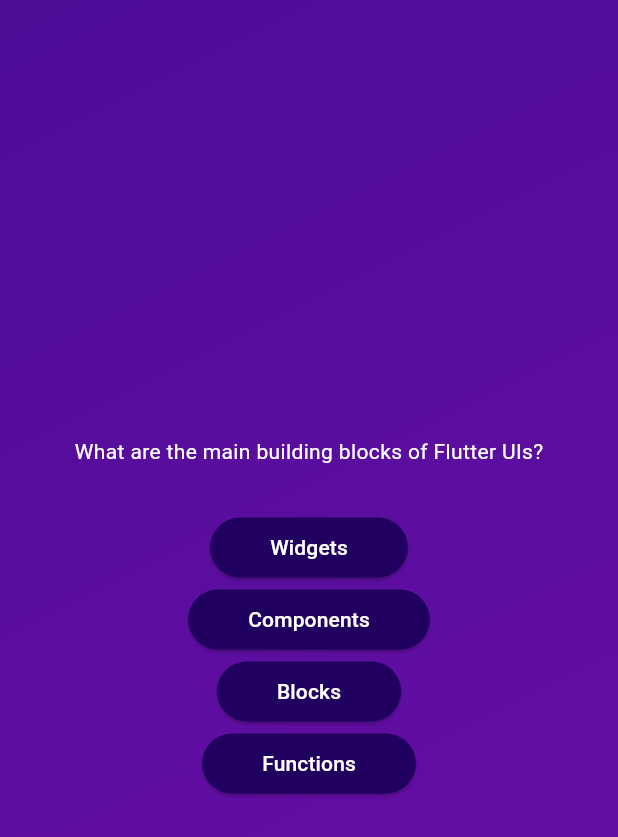
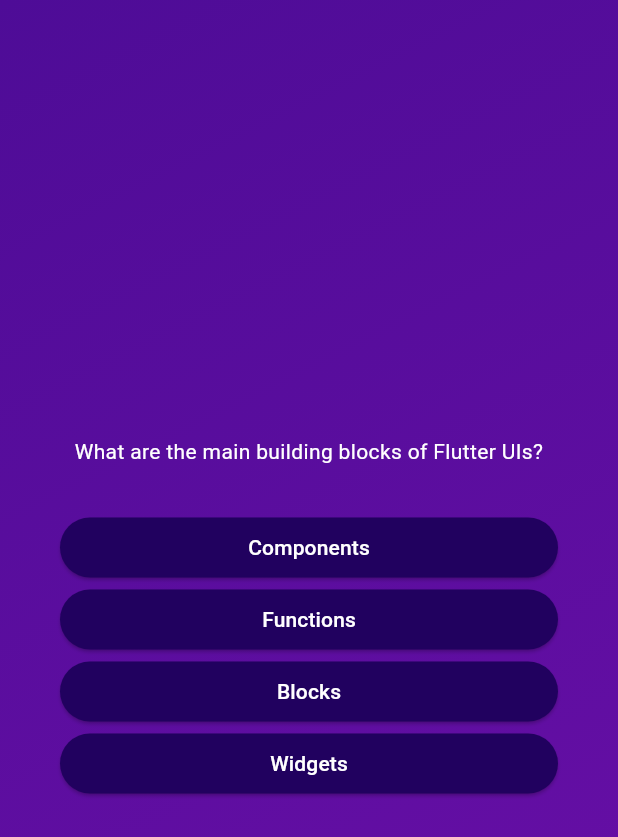
Before and after one commit to kika1s1/Dart, a Flutter app: the screen it shows after launch, after a tap on "Start Quiz", on a phone screen of 412 x 824 dp. Shown: the top 837 px of the screen. Run offline on Flutter 3.47's test engine with Material 3 defaults, Android fonts, the phone set to English and light mode, and no system bars.

Commit message:
shuffling questions

```diff
--- a/quiz/lib/models/quiz_question.dart
+++ b/quiz/lib/models/quiz_question.dart
@@ -2,5 +2,10 @@
   const QuizQuestion(this.text, this.answers);
   final String text;
   final List<String> answers;
+  List<String> getShuffledAnswers(){
+    final shuffledAnswer = List.of(answers);
+    shuffledAnswer.shuffle();
+    return shuffledAnswer;
+  }
 
 }
--- a/quiz/lib/questions_screen.dart
+++ b/quiz/lib/questions_screen.dart
@@ -17,21 +17,27 @@
     final currentQuestion = questions[0];
     return SizedBox(
       width: double.infinity,
+      child: Container(
+        margin: const EdgeInsets.all(40),
         child: Column(
           mainAxisAlignment: MainAxisAlignment.center,
+          crossAxisAlignment: CrossAxisAlignment.stretch,
           children: [
             Text(
               currentQuestion.text,
               style: const TextStyle(color: Colors.white),
+              textAlign: TextAlign.center,
             ),
             const SizedBox(
               height: 30,
             ),
-           AnswerButton(answerText: currentQuestion.answers[0], onTap:(){ }),
-           AnswerButton(answerText: currentQuestion.answers[1], onTap:(){ }),
-           AnswerButton(answerText: currentQuestion.answers[2], onTap:(){ }),
-           AnswerButton(answerText: currentQuestion.answers[3], onTap:(){ }),
+            ...currentQuestion.getShuffledAnswers().map((answer){
+             return AnswerButton(answerText:answer, onTap:(){ });
+
+            })
+
           ],
+        ),
       ),
     );
   }
```
Lines whose indentation alone changed are shown as unchanged.
